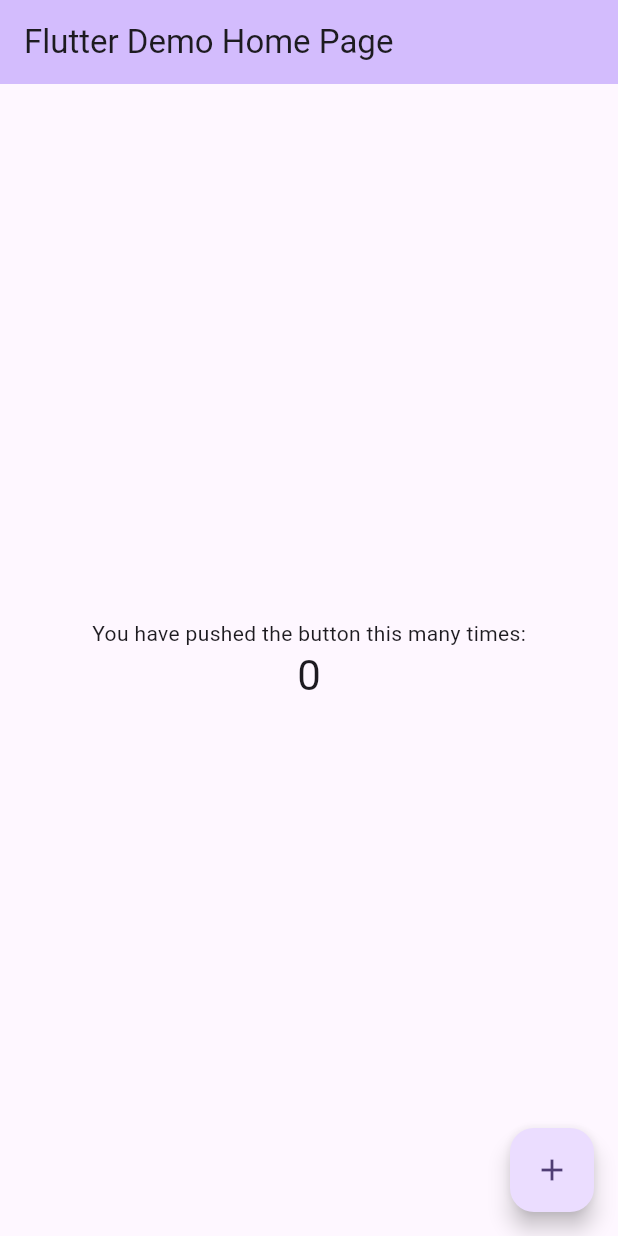
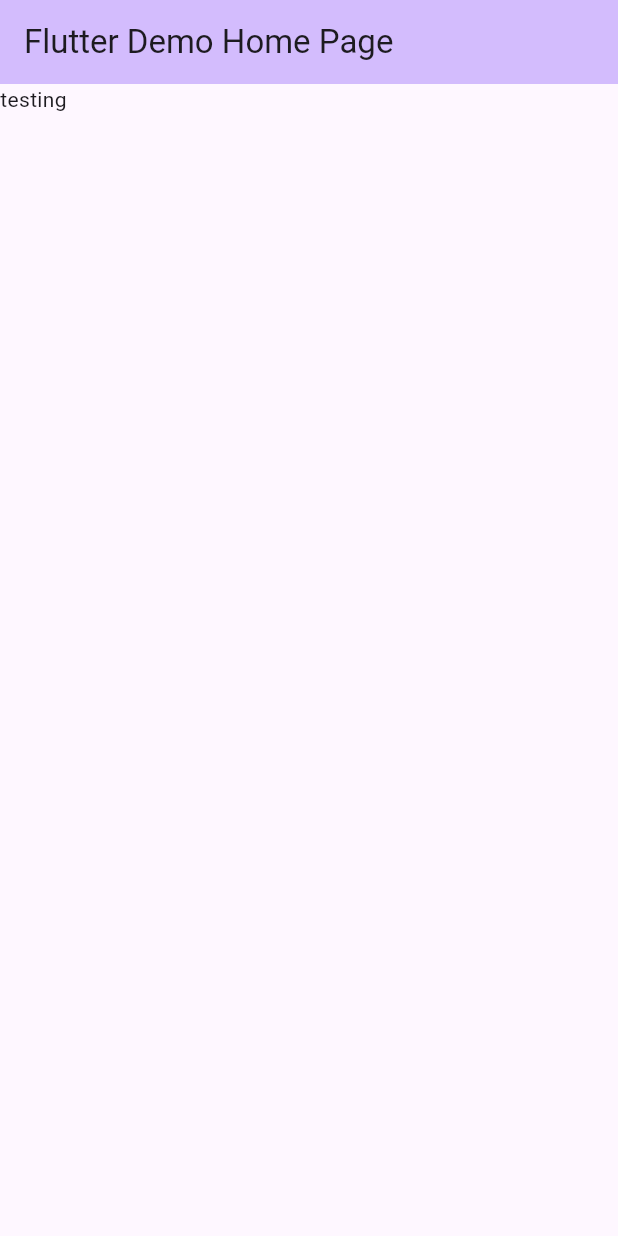
Before and after one commit to truepixsel007/github_repo, a Flutter app: the screen it shows after launch, on a phone screen of 412 x 824 dp. Run offline on Flutter 3.47's test engine with Material 3 defaults, Android fonts, the phone set to English and light mode, and no system bars.

Commit message:
main in change

```diff
--- a/lib/main.dart
+++ b/lib/main.dart
@@ -45,23 +45,11 @@ class _MyHomePageState extends State<MyHomePage> {
         backgroundColor: Theme.of(context).colorScheme.inversePrimary,
         title: Text(widget.title),
       ),
-      body: Center(
-        child: Column(
-          mainAxisAlignment: MainAxisAlignment.center,
-          children: <Widget>[
-            const Text('You have pushed the button this many times:'),
-            Text(
-              '$_counter',
-              style: Theme.of(context).textTheme.headlineMedium,
-            ),
-          ],
-        ),
+      body: Column(
+        children: [
+          Text('testing')
+        ],
       ),
-      floatingActionButton: FloatingActionButton(
-        onPressed: _incrementCounter,
-        tooltip: 'Increment',
-        child: const Icon(Icons.add),
-      ), // This trailing comma makes auto-formatting nicer for build methods.
     );
   }
 }
```
